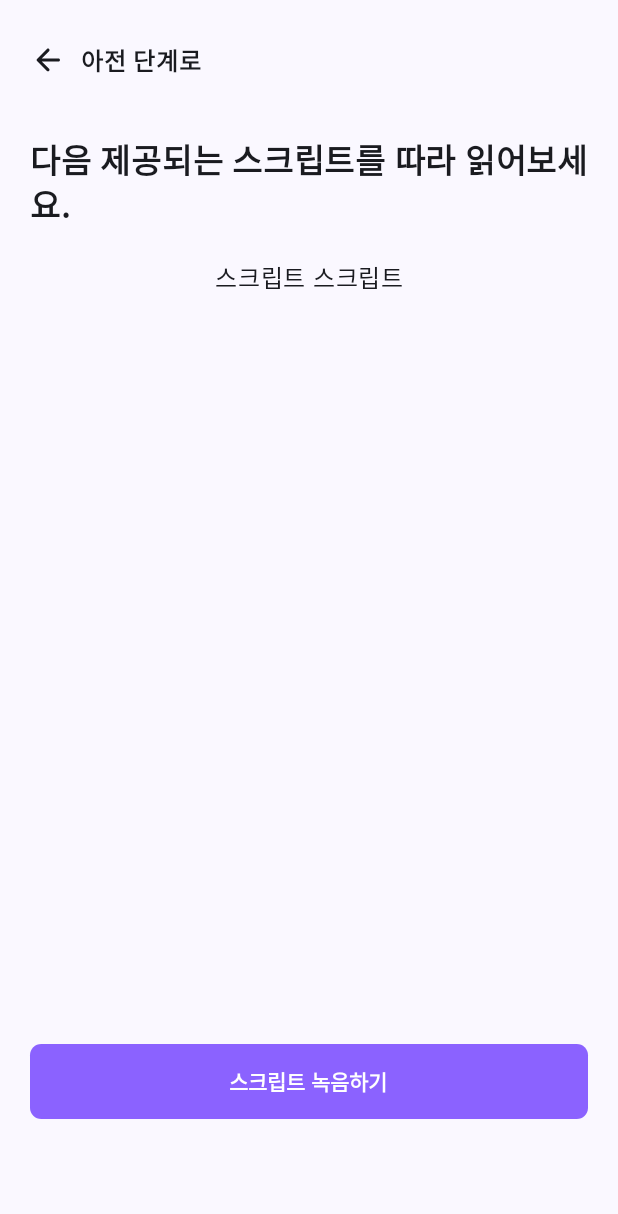
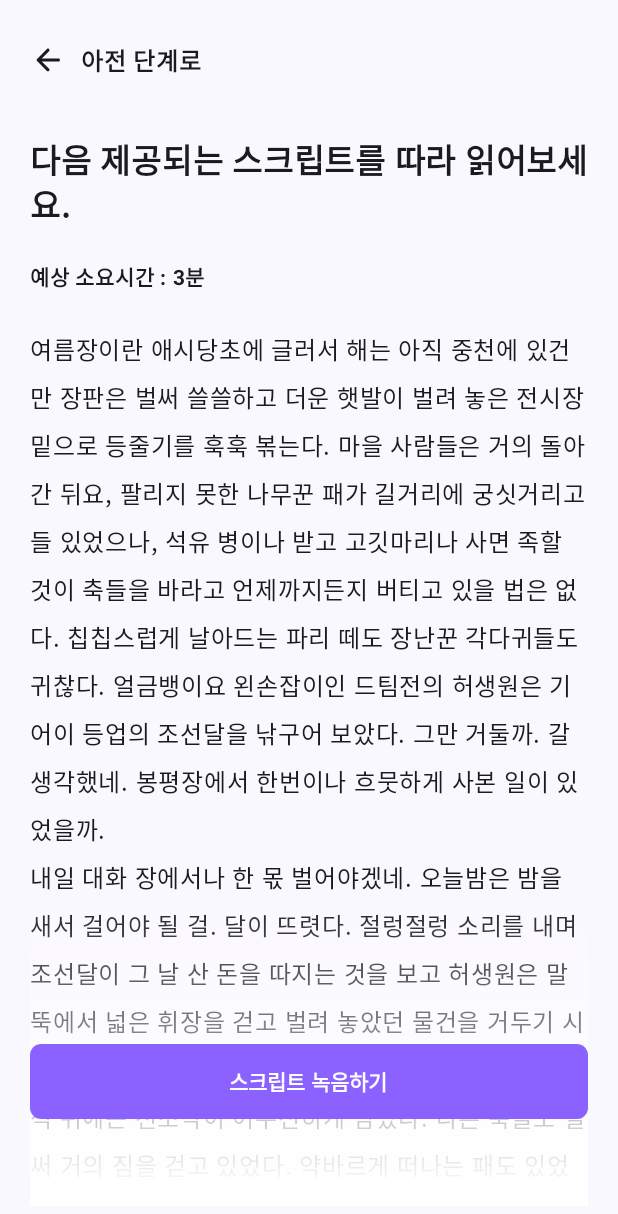
Before and after one commit to CAU23-Capstone-Design-2/Android, an Android app built with Jetpack Compose: the LearningScriptScreen screen opened through its navigation route, on a phone screen of 412 x 824 dp. Shown: the top 1214 px of the screen. Run offline under Robolectric (Android 15) with nearby library versions, the light colour scheme and no system bars; our stand-ins replace accompanist; libraries missing offline, so code that uses them is left out: com.google.android.exoplayer2; 6 statements that could not run were skipped.

Commit message:
LearningScriptScreen
Scollbar 추가
레이아웃 수정
LearningTemplate 파라미터 수정

```diff
--- a/app/build.gradle.kts
+++ b/app/build.gradle.kts
@@ -88,7 +88,7 @@ dependencies {
     implementation("org.jetbrains.kotlinx:kotlinx-coroutines-android:1.7.1")
 
     // accompanist - status bar
-    implementation("com.google.accompanist:accompanist-systemuicontroller:0.17.0")
+    implementation("com.google.accompanist:accompanist-systemuicontroller:0.28.0")
 
     // android Navigation dependencies
     val nav_version = "2.5.3"
--- a/app/src/main/java/kangparks/android/vostom/components/appbar/LearningAppBar.kt
+++ b/app/src/main/java/kangparks/android/vostom/components/appbar/LearningAppBar.kt
@@ -20,9 +20,8 @@ import androidx.compose.ui.unit.sp
 
 @Composable
 fun LearningAppBar(
-    hasBackButton : Boolean = false,
     backButtonAction : () -> Unit = {},
-    backButtonContent : String = "",
+    backButtonContent : String? = null,
     modifier: Modifier = Modifier,
 ){
     Row (
@@ -30,7 +29,7 @@ fun LearningAppBar(
         horizontalArrangement = Arrangement.Start,
         modifier = modifier.height(40.dp).fillMaxWidth()
     ){
-        if(hasBackButton){
+        if(backButtonContent != null){
             Row (
                 horizontalArrangement = Arrangement.Center,
                 modifier = Modifier.clickable { backButtonAction() }
--- /dev/null
+++ b/app/src/main/java/kangparks/android/vostom/components/scollbar/Scollbar.kt
@@ -0,0 +1,227 @@
+/*
+ * MIT License
+ *
+ * Copyright (c) 2022 Albert Chang
+ *
+ * Permission is hereby granted, free of charge, to any person obtaining a copy
+ * of this software and associated documentation files (the "Software"), to deal
+ * in the Software without restriction, including without limitation the rights
+ * to use, copy, modify, merge, publish, distribute, sublicense, and/or sell
+ * copies of the Software, and to permit persons to whom the Software is
+ * furnished to do so, subject to the following conditions:
+ *
+ * The above copyright notice and this permission notice shall be included in all
+ * copies or substantial portions of the Software.
+ *
+ * THE SOFTWARE IS PROVIDED "AS IS", WITHOUT WARRANTY OF ANY KIND, EXPRESS OR
+ * IMPLIED, INCLUDING BUT NOT LIMITED TO THE WARRANTIES OF MERCHANTABILITY,
+ * FITNESS FOR A PARTICULAR PURPOSE AND NONINFRINGEMENT. IN NO EVENT SHALL THE
+ * AUTHORS OR COPYRIGHT HOLDERS BE LIABLE FOR ANY CLAIM, DAMAGES OR OTHER
+ * LIABILITY, WHETHER IN AN ACTION OF CONTRACT, TORT OR OTHERWISE, ARISING FROM,
+ * OUT OF OR IN CONNECTION WITH THE SOFTWARE OR THE USE OR OTHER DEALINGS IN THE
+ * SOFTWARE.
+ */
+
+import android.view.ViewConfiguration
+import androidx.compose.animation.core.Animatable
+import androidx.compose.animation.core.tween
+import androidx.compose.foundation.ScrollState
+import androidx.compose.foundation.gestures.Orientation
+import androidx.compose.foundation.horizontalScroll
+import androidx.compose.foundation.layout.Column
+import androidx.compose.foundation.layout.Row
+import androidx.compose.foundation.layout.fillMaxWidth
+import androidx.compose.foundation.layout.padding
+import androidx.compose.foundation.rememberScrollState
+import androidx.compose.foundation.verticalScroll
+import androidx.compose.material3.MaterialTheme
+import androidx.compose.material3.Text
+import androidx.compose.runtime.Composable
+import androidx.compose.runtime.LaunchedEffect
+import androidx.compose.runtime.remember
+import androidx.compose.ui.Modifier
+import androidx.compose.ui.composed
+import androidx.compose.ui.draw.drawWithContent
+import androidx.compose.ui.geometry.Offset
+import androidx.compose.ui.geometry.Size
+import androidx.compose.ui.graphics.Color
+import androidx.compose.ui.graphics.drawscope.DrawScope
+import androidx.compose.ui.input.nestedscroll.NestedScrollConnection
+import androidx.compose.ui.input.nestedscroll.NestedScrollSource
+import androidx.compose.ui.input.nestedscroll.nestedScroll
+import androidx.compose.ui.platform.LocalLayoutDirection
+import androidx.compose.ui.tooling.preview.Preview
+import androidx.compose.ui.unit.LayoutDirection
+import androidx.compose.ui.unit.dp
+import kotlinx.coroutines.channels.BufferOverflow
+import kotlinx.coroutines.delay
+import kotlinx.coroutines.flow.MutableSharedFlow
+import kotlinx.coroutines.flow.collectLatest
+
+@Composable
+fun Modifier.drawHorizontalScrollbar(
+    state: ScrollState,
+    reverseScrolling: Boolean = false
+): Modifier = drawScrollbar(state, Orientation.Horizontal, reverseScrolling)
+
+@Composable
+fun Modifier.drawVerticalScrollbar(
+    state: ScrollState,
+    reverseScrolling: Boolean = false
+): Modifier = drawScrollbar(state, Orientation.Vertical, reverseScrolling)
+
+@Composable
+private fun Modifier.drawScrollbar(
+    state: ScrollState,
+    orientation: Orientation,
+    reverseScrolling: Boolean
+): Modifier = drawScrollbar(
+    orientation, reverseScrolling
+) { reverseDirection, atEnd, color, alpha ->
+    if (state.maxValue > 0) {
+        val canvasSize = if (orientation == Orientation.Horizontal) size.width else size.height
+        val totalSize = canvasSize + state.maxValue
+        val thumbSize = canvasSize / totalSize * canvasSize
+        val startOffset = state.value / totalSize * canvasSize
+        drawScrollbar(
+            orientation, reverseDirection, atEnd, color, alpha, thumbSize, startOffset
+        )
+    }
+}
+
+private fun DrawScope.drawScrollbar(
+    orientation: Orientation,
+    reverseDirection: Boolean,
+    atEnd: Boolean,
+    color: Color,
+    alpha: () -> Float,
+    thumbSize: Float,
+    startOffset: Float
+) {
+    val thicknessPx = Thickness.toPx()
+    val topLeft = if (orientation == Orientation.Horizontal) {
+        Offset(
+            if (reverseDirection) size.width - startOffset - thumbSize else startOffset,
+            if (atEnd) size.height - thicknessPx else 0f
+        )
+    } else {
+        Offset(
+            if (atEnd) size.width - thicknessPx else 0f,
+            if (reverseDirection) size.height - startOffset - thumbSize else startOffset
+        )
+    }
+    val size = if (orientation == Orientation.Horizontal) {
+        Size(thumbSize, thicknessPx)
+    } else {
+        Size(thicknessPx, thumbSize)
+    }
+
+    drawRect(
+        color = color,
+        topLeft = topLeft,
+        size = size,
+        alpha = alpha()
+    )
+}
+
+@Composable
+private fun Modifier.drawScrollbar(
+    orientation: Orientation,
+    reverseScrolling: Boolean,
+    onDraw: DrawScope.(
+        reverseDirection: Boolean,
+        atEnd: Boolean,
+        color: Color,
+        alpha: () -> Float
+    ) -> Unit
+): Modifier = composed {
+    val scrolled = remember {
+        MutableSharedFlow<Unit>(
+            extraBufferCapacity = 1,
+            onBufferOverflow = BufferOverflow.DROP_OLDEST
+        )
+    }
+    val nestedScrollConnection = remember(orientation, scrolled) {
+        object : NestedScrollConnection {
+            override fun onPostScroll(
+                consumed: Offset,
+                available: Offset,
+                source: NestedScrollSource
+            ): Offset {
+                val delta = if (orientation == Orientation.Horizontal) consumed.x else consumed.y
+                if (delta != 0f) scrolled.tryEmit(Unit)
+                return Offset.Zero
+            }
+        }
+    }
+
+    val alpha = remember { Animatable(0f) }
+    LaunchedEffect(scrolled, alpha) {
+        scrolled.collectLatest {
+            alpha.snapTo(1f)
+            delay(ViewConfiguration.getScrollDefaultDelay().toLong())
+            alpha.animateTo(0f, animationSpec = FadeOutAnimationSpec)
+        }
+    }
+
+    val isLtr = LocalLayoutDirection.current == LayoutDirection.Ltr
+    val reverseDirection = if (orientation == Orientation.Horizontal) {
+        if (isLtr) reverseScrolling else !reverseScrolling
+    } else reverseScrolling
+    val atEnd = if (orientation == Orientation.Vertical) isLtr else true
+
+    val color = BarColor
+
+    Modifier
+        .nestedScroll(nestedScrollConnection)
+        .drawWithContent {
+            drawContent()
+            onDraw(reverseDirection, atEnd, color, alpha::value)
+        }
+}
+
+private val BarColor: Color
+    @Composable get() = MaterialTheme.colorScheme.onSurfaceVariant.copy(alpha = 0.3f)
+
+private val Thickness = 4.dp
+private val FadeOutAnimationSpec =
+    tween<Float>(durationMillis = ViewConfiguration.getScrollBarFadeDuration())
+
+@Preview(widthDp = 400, heightDp = 400, showBackground = true)
+@Composable
+internal fun ScrollbarPreview() {
+    val state = rememberScrollState()
+    Column(
+        modifier = Modifier
+            .drawVerticalScrollbar(state)
+            .verticalScroll(state),
+    ) {
+        repeat(50) {
+            Text(
+                text = "Item ${it + 1}",
+                modifier = Modifier
+                    .fillMaxWidth()
+                    .padding(16.dp)
+            )
+        }
+    }
+}
+
+@Preview(widthDp = 400, showBackground = true)
+@Composable
+internal fun HorizontalScrollbarPreview() {
+    val state = rememberScrollState()
+    Row(
+        modifier = Modifier
+            .drawHorizontalScrollbar(state)
+            .horizontalScroll(state)
+    ) {
+        repeat(50) {
+            Text(
+                text = (it + 1).toString(),
+                modifier = Modifier
+                    .padding(horizontal = 8.dp, vertical = 16.dp)
+            )
+        }
+    }
+}
--- a/app/src/main/java/kangparks/android/vostom/components/template/LearningLayoutTemplate.kt
+++ b/app/src/main/java/kangparks/android/vostom/components/template/LearningLayoutTemplate.kt
@@ -1,5 +1,6 @@
 package kangparks.android.vostom.components.template
 
+import androidx.compose.foundation.background
 import androidx.compose.foundation.isSystemInDarkTheme
 import androidx.compose.foundation.layout.Box
 import androidx.compose.foundation.layout.Column
@@ -26,19 +27,15 @@ import kangparks.android.vostom.components.content.SubContent
 
 @Composable
 fun LearningLayoutTemplate(
-    hasBackButton : Boolean = false,
-    backButtonContent : String = "",
-    backButtonAction : () -> Unit = {},
-    hasMainContent : Boolean = false,
-    mainContent : String = "",
-    hasSubContent : Boolean = false,
-    subContent : String = "",
-    hasNextButton : Boolean = false,
-    nextButtonContent : String = "",
-    nextButtonAction : () -> Unit = {},
-    nextButtonBottomPaddingValue : Int = 0,
-    content : @Composable () -> Unit
-){
+    backButtonContent: String? = null,
+    backButtonAction: () -> Unit = {},
+    mainContent: String? = null,
+    subContent: String? = null,
+    nextButtonContent: String? = null,
+    nextButtonAction: () -> Unit = {},
+    nextButtonBottomPaddingValue: Int = 0,
+    content: @Composable () -> Unit
+) {
 
     val isDarkTheme = isSystemInDarkTheme()
     val systemUiController = rememberSystemUiController()
@@ -54,16 +51,16 @@ fun LearningLayoutTemplate(
         modifier = Modifier
             .fillMaxSize()
             .windowInsetsPadding(WindowInsets.statusBars)
-            .padding(horizontal = 20.dp, vertical = 20.dp)
-            .padding(bottom = 58.dp),
-    ){
-        LearningAppBar(hasBackButton, backButtonAction, backButtonContent)
+            .padding(horizontal = 20.dp, vertical = 20.dp),
+//            .padding(bottom = 58.dp),
+    ) {
+        LearningAppBar(backButtonAction, backButtonContent)
         Spacer(modifier = Modifier.height(30.dp))
-        if(hasMainContent){
+        if (mainContent != null) {
             MainContent(mainContent)
             Spacer(modifier = Modifier.height(20.dp))
         }
-        if(hasSubContent){
+        if (subContent != null) {
             SubContent(subContent)
             Spacer(modifier = Modifier.height(20.dp))
         }
@@ -72,18 +69,21 @@ fun LearningLayoutTemplate(
                 .fillMaxWidth()
                 .fillMaxHeight(),
             contentAlignment = Alignment.Center
-        ){
-            Box (modifier = Modifier
-                .fillMaxWidth()
-                .fillMaxHeight(),
-                contentAlignment = Alignment.TopCenter){
+        ) {
+            Box(
+                modifier = Modifier.fillMaxSize(),
+                contentAlignment = Alignment.TopCenter
+            ) {
                 content()
             }
-            if(hasNextButton){
-                Box (modifier = Modifier
-                    .fillMaxWidth()
-                    .fillMaxHeight().padding(bottom = nextButtonBottomPaddingValue.dp),
-                    contentAlignment = Alignment.BottomCenter){
+            if (nextButtonContent != null) {
+                Box(
+                    modifier = Modifier
+                        .fillMaxWidth()
+                        .fillMaxHeight()
+                        .padding(bottom = nextButtonBottomPaddingValue.dp + 58.dp),
+                    contentAlignment = Alignment.BottomCenter
+                ) {
                     RoundedButton(
                         text = nextButtonContent,
                         onClick = nextButtonAction
--- a/app/src/main/java/kangparks/android/vostom/navigations/ContentNavigation.kt
+++ b/app/src/main/java/kangparks/android/vostom/navigations/ContentNavigation.kt
@@ -28,8 +28,8 @@ fun NavGraphBuilder.contentNavigation(navController : NavHostController){
     val isLearnUserVoice = false
 
     navigation(startDestination = if(isLearnUserVoice)Content.Home.route else Content.LearningGuide.route, route = Nav.CONTENT){
-        composable(Content.Home.route) { HomeScreen(navController = navController ) }
-        composable(Content.LearningGuide.route){ LearningGuideScreen(navController = navController ) }
+        composable(Content.Home.route,) { HomeScreen(navController = navController ) }
+        composable(Content.LearningGuide.route,){ LearningGuideScreen(navController = navController ) }
         composable(Content.LearningPitch.route) { LearningPitchScreen(navController = navController ) }
         composable(Content.LearningScript.route) { LearningScriptScreen(navController = navController) }
         composable(Content.LearningFirstSing.route) { LearningFirstSingScreen(navController = navController) }
--- a/app/src/main/java/kangparks/android/vostom/screens/learning/LearningFirstSingScreen.kt
+++ b/app/src/main/java/kangparks/android/vostom/screens/learning/LearningFirstSingScreen.kt
@@ -17,12 +17,9 @@ fun LearningFirstSingScreen(navController : NavHostController){
         color = MaterialTheme.colorScheme.background
     ) {
         LearningLayoutTemplate(
-            hasBackButton = true,
             backButtonContent = "아전 단계로",
             backButtonAction = { navController.popBackStack()},
-            hasMainContent = true,
             mainContent = "아래 제공되는 동요 중 하나를 선택해 신나게 불러 봐요!",
-            hasNextButton = true,
             nextButtonContent = "동요 녹음하기",
             nextButtonAction = { navController.navigate(Content.LearningSecondSing.route) } // 임시 이동
         ){}
--- a/app/src/main/java/kangparks/android/vostom/screens/learning/LearningGuideScreen.kt
+++ b/app/src/main/java/kangparks/android/vostom/screens/learning/LearningGuideScreen.kt
@@ -70,11 +70,8 @@ fun LearningGuideScreen(navController : NavHostController){
         color = MaterialTheme.colorScheme.background
     ) {
         LearningLayoutTemplate(
-            hasMainContent = true,
             mainContent = "내 목소리에 어울리는 노래를 찾기 위해 목소리 학습하는 과정이 필요해요!",
-            hasSubContent = true,
             subContent = "조용한 환경에서 진행하면 학습 정확도가 높아집니다.\uD83D\uDE06",
-            hasNextButton = true,
             nextButtonContent = "나의 목소리 학습 시작하기",
             nextButtonAction = {
                 navController.navigate(Content.LearningPitch.route)
--- a/app/src/main/java/kangparks/android/vostom/screens/learning/LearningPitchScreen.kt
+++ b/app/src/main/java/kangparks/android/vostom/screens/learning/LearningPitchScreen.kt
@@ -19,12 +19,9 @@ fun LearningPitchScreen(navController : NavHostController){
         color = MaterialTheme.colorScheme.background
     ) {
         LearningLayoutTemplate(
-            hasBackButton = true,
             backButtonContent = "처음으로",
             backButtonAction = { navController.popBackStack()},
-            hasMainContent = true,
             mainContent = "예시처럼 내 목소리의 음역대를 측정해보세요.",
-            hasNextButton = true,
             nextButtonContent = "음역대 측정하기",
             nextButtonAction = { navController.navigate(Content.LearningScript.route) } // 임시 이동
         ){
--- a/app/src/main/java/kangparks/android/vostom/screens/learning/LearningScriptScreen.kt
+++ b/app/src/main/java/kangparks/android/vostom/screens/learning/LearningScriptScreen.kt
@@ -1,34 +1,92 @@
 package kangparks.android.vostom.screens.learning
 
+import androidx.compose.foundation.background
+import androidx.compose.foundation.layout.Arrangement
+import androidx.compose.foundation.layout.Box
+import androidx.compose.foundation.layout.Column
+import androidx.compose.foundation.layout.fillMaxHeight
 import androidx.compose.foundation.layout.fillMaxSize
+import androidx.compose.foundation.layout.fillMaxWidth
+import androidx.compose.foundation.layout.height
+import androidx.compose.foundation.layout.padding
+import androidx.compose.foundation.rememberScrollState
+import androidx.compose.foundation.verticalScroll
 import androidx.compose.material3.MaterialTheme
 import androidx.compose.material3.Surface
 import androidx.compose.material3.Text
 import androidx.compose.runtime.Composable
+import androidx.compose.ui.Alignment
 import androidx.compose.ui.Modifier
+import androidx.compose.ui.graphics.Brush
+import androidx.compose.ui.graphics.Color
+import androidx.compose.ui.res.stringResource
+import androidx.compose.ui.unit.dp
+import androidx.compose.ui.unit.sp
 import androidx.navigation.NavHostController
-import kangparks.android.vostom.Greeting
+import drawVerticalScrollbar
+import kangparks.android.vostom.R
 import kangparks.android.vostom.components.template.LearningLayoutTemplate
 import kangparks.android.vostom.navigations.Content
 
 @Composable
-fun LearningScriptScreen(navController : NavHostController){
+fun LearningScriptScreen(navController: NavHostController) {
+
+    val scrollState = rememberScrollState()
 
     Surface(
         modifier = Modifier.fillMaxSize(),
         color = MaterialTheme.colorScheme.background
     ) {
         LearningLayoutTemplate(
-            hasBackButton = true,
             backButtonContent = "아전 단계로",
-            backButtonAction = { navController.popBackStack()},
-            hasMainContent = true,
+            backButtonAction = { navController.popBackStack() },
             mainContent = "다음 제공되는 스크립트를 따라 읽어보세요.",
-            hasNextButton = true,
+            subContent = "예상 소요시간 : 3분",
             nextButtonContent = "스크립트 녹음하기",
             nextButtonAction = { navController.navigate(Content.LearningFirstSing.route) } // 임시 이동
-        ){
-            Text(text = "스크립트 스크립트")
+        ) {
+            Box(
+                modifier = Modifier
+                    .fillMaxSize()
+                    .drawVerticalScrollbar(scrollState).verticalScroll(scrollState)
+            )
+            {
+                Text(
+                    text = stringResource(id = R.string.learning_script),
+                    fontSize = 16.sp,
+                    lineHeight = 32.sp,
+                    modifier = Modifier.padding(bottom = 170.dp)
+                )
+            }
+            Column(
+                modifier = Modifier
+                    .fillMaxWidth()
+                    .fillMaxHeight(),
+                verticalArrangement = Arrangement.Bottom,
+                horizontalAlignment = Alignment.CenterHorizontally,
+            ) {
+                Box(
+                    modifier = Modifier
+                        .fillMaxWidth()
+                        .height(200.dp)
+                        .background(
+                            brush = Brush.verticalGradient(
+                                colors = listOf(
+                                    Color.Transparent,
+                                    Color.White
+                                )
+                            ),
+                            alpha = 1.0f
+                        )
+                ) {}
+                Box(
+                    modifier = Modifier
+                        .fillMaxWidth()
+                        .height(10.dp)
+                        .background(Color.White)
+                ) {}
+
+            }
         }
     }
 }
--- a/app/src/main/java/kangparks/android/vostom/screens/learning/LearningSecondSingScreen.kt
+++ b/app/src/main/java/kangparks/android/vostom/screens/learning/LearningSecondSingScreen.kt
@@ -16,12 +16,9 @@ fun LearningSecondSingScreen(navController : NavHostController){
         color = MaterialTheme.colorScheme.background
     ) {
         LearningLayoutTemplate(
-            hasBackButton = true,
             backButtonContent = "아전 단계로",
             backButtonAction = { navController.popBackStack()},
-            hasMainContent = true,
             mainContent = "좋아하는 노래를 찾아 신나게 불러봐요",
-            hasNextButton = true,
             nextButtonContent = "노래 녹음하기",
             nextButtonAction = { navController.navigate(Content.Loading.route) } // 임시 이동
         ){}
--- a/app/src/main/res/values/strings.xml
+++ b/app/src/main/res/values/strings.xml
@@ -1,3 +1,35 @@
 <resources>
     <string name="app_name">Vostom</string>
+    <string name="learning_script">
+        여름장이란 애시당초에 글러서 해는 아직 중천에 있건만 장판은 벌써
+쓸쓸하고 더운 햇발이 벌려 놓은 전시장 밑으로 등줄기를 훅훅 볶는다.
+마을 사람들은 거의 돌아간 뒤요, 팔리지 못한 나무꾼 패가 길거리에
+궁싯거리고 들 있었으나, 석유 병이나 받고 고깃마리나 사면 족할 것이
+축들을 바라고 언제까지든지 버티고 있을 법은 없다. 칩칩스럽게 날아드는
+파리 떼도 장난꾼 각다귀들도 귀찮다. 얼금뱅이요 왼손잡이인 드팀전의
+허생원은 기어이 등업의 조선달을 낚구어 보았다.
+ "그만 거둘까."
+ "갈 생각했네. 봉평장에서 한번이나 흐뭇하게 사본 일이 있었을까.
+내일 대화 장에서나 한 몫 벌어야겠네."
+ "오늘밤은 밤을 새서 걸어야 될 걸."
+ "달이 뜨렷다."
+ 절렁절렁 소리를 내며 조선달이 그 날 산 돈을 따지는 것을 보고
+허생원은 말뚝에서 넓은 휘장을 걷고 벌려 놓았던 물건을 거두기
+시작했다. 무명필과 주단 바리가 두 고리짝에 꼭 찼다. 멍석 위에는
+천조각이 어수선하게 남았다.
+ 다른 축들도 벌써 거의 짐을 걷고 있었다. 약바르게 떠나는 패도
+있었다. 어물 장수도 땜장이도 엿장수도, 생강 장사도 꼴들이 보이지
+않았다. 내일은 진부와 대화에 장이 선다. 측들은 그 어느 쪽으로든지
+밤을 새며, 육, 칠십리 밤길을 타박거리지 않으면 안된다. 장판은 잔치
+뒤 마당같이 어수선하게 벌어지고 술집에서는 싸움이 터져 있었다.
+주정꾼 욕지거리에 섞여 계집의 앙칼진 목소리가 찢어졌다. 장날 저녁은
+정해 놓고 계집의 고함소리로 시작되는 것이다.
+ "생원, 시침을 떼도 다 아니. 충줏집 말야."
+ 계집 목소리로 문득 생각난 듯이 조선달은 비죽이 웃는다.
+ "화중지병이지. 연소패들을 적수로 하구야 대거리가 돼야 말이지."
+ "그렇지도 않을걸. 측들이 사족을 못쓰는 것도 사실은 사실이나, 아무리
+그렇다 군 해도 왜 그 동이 말일세. 감쪽같이 충줏집을 후린 눈치거든."
+ "무어 그 애숭이가? 물건 가질 낚았나부지. 확실한 녀석인 줄 알았더니."
+    </string>
+
 </resources>
```
